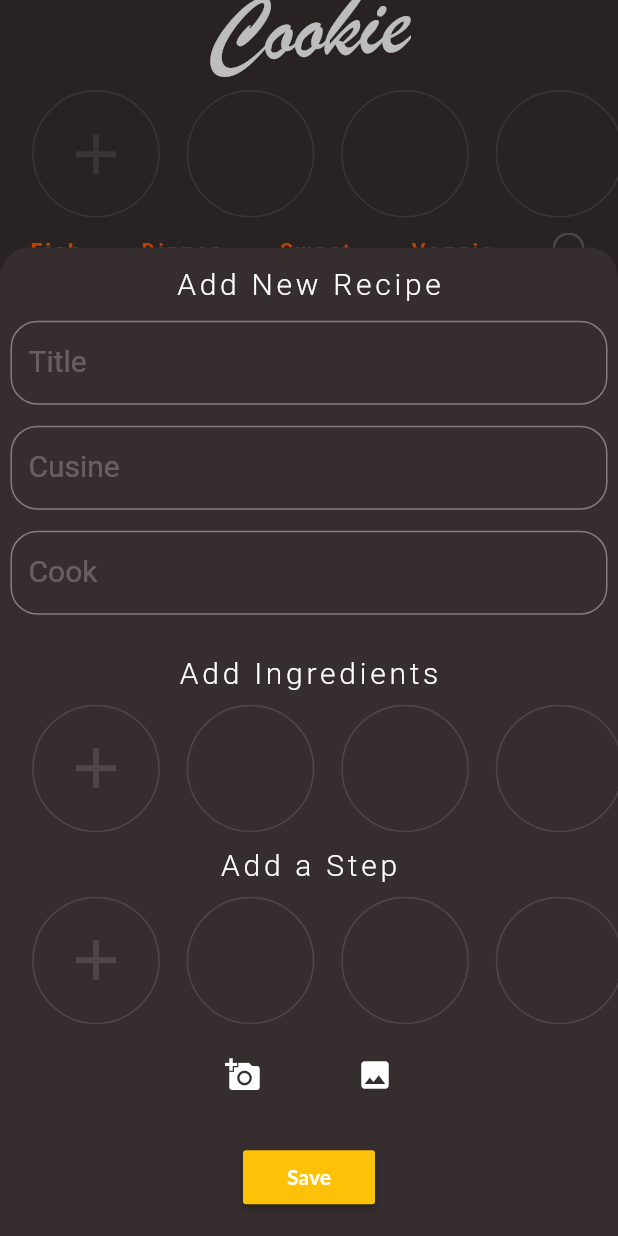
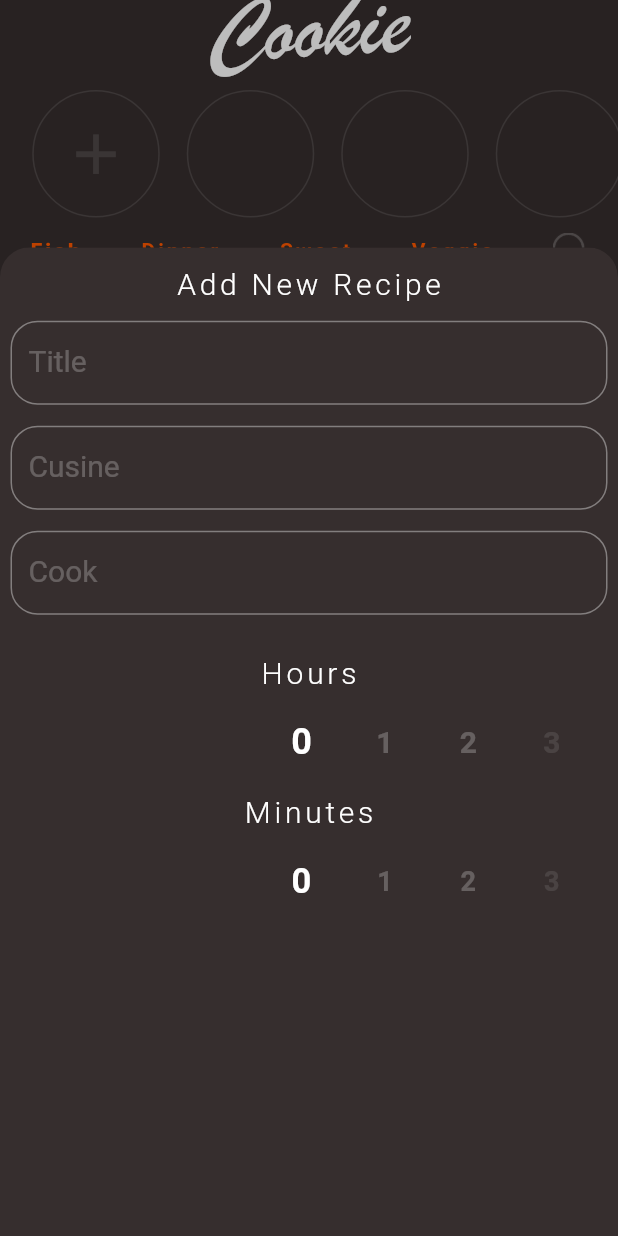
Before and after one commit to mindwall/cookie, a Flutter app: the MyHomePage screen opened by its route, item 3 of the bottom bar chosen, after a tap on the "add" icon, on a phone screen of 412 x 824 dp. Run offline on Flutter 3.47's test engine with Material 2 defaults, Android fonts, the phone set to English and light mode, and no system bars; our stand-ins replace cloud_firestore, firebase_analytics, firebase_auth, firebase_storage, google_fonts, google_sign_in and 2 more; accounts and stored records are empty; Roboto replaces fonts that are missing (Lato, Satisfy).

Commit message:
first draft addrecipe working

```diff
--- a/lib/localData/IngridientsData.dart
+++ b/lib/localData/IngridientsData.dart
@@ -399,9 +399,9 @@ const huelse = [
   'Straucherbse',
   'Urdbohne',
   'Borlottibohne',
-  'Kaiserschotten'
-      'Edamame'
-      'Arborio Reis',
+  'Kaiserschotten',
+  'Edamame',
+  'Arborio Reis',
   'Jasmine Reis',
   'Wild Reis',
   'Braun Reis',
@@ -510,8 +510,8 @@ const pilze = [
 const milchprodukte = [
   'Crème fraîche',
   'Butter',
-  'Milch'
-      'Buttermilch',
+  'Milch',
+  'Buttermilch',
   'Joghurt',
   'Kefir',
   'Saure Sahne',
@@ -588,3 +588,23 @@ const basics = [
   'Chips',
   'Shokolade',
 ];
+const pasta = [
+  'Spaghetti',
+  'Penne',
+  'Linguine',
+  'Lasagne',
+  'Fettucine',
+  'Tagliolini',
+  'Ravioli',
+  'Paccheri',
+  'Orzo',
+  'Fusilli',
+  'Farfalle',
+  'Gnocchi',
+  'Tagliatelle',
+  'Strozzapreti',
+  'Trodie',
+  'Spätzle',
+  'Makkaroni',
+  'Pappardelle',
+];
--- a/lib/screens/AddRecipe.dart
+++ b/lib/screens/AddRecipe.dart
@@ -12,8 +12,8 @@ final TextEditingController cusine = TextEditingController();
 final TextEditingController cook = TextEditingController();
 final FirebaseStorage storage =
     FirebaseStorage(storageBucket: 'gs://cook-ie.appspot.com');
-List<Ingredient> ingredients = testIng;
-List<Steps> steps = testSteps;
+List<Ingredient> ingredients;
+List<Steps> steps;
 String imageUrl;
 String uid;
 File image;
@@ -21,6 +21,7 @@ final picker = ImagePicker();
 String filePath = 'images/${title.text}$uid.png';
 bool ready = false;
 StorageUploadTask uploadTask;
+String times;
 
 class AddRecipe extends StatefulWidget {
   @override
@@ -39,7 +40,8 @@ class _AddRecipeState extends State<AddRecipe> {
     var taskCompleted =
         (uploadTask != null) ? await uploadTask.onComplete : null;
     imageUrl =
-        (taskCompleted != null) ? taskCompleted.ref.getDownloadURL() : '';
+        (taskCompleted != null) ? await taskCompleted.ref.getDownloadURL() : '';
+
     return Recipe(
       title: title.text,
       cusine: cusine.text,
@@ -50,7 +52,7 @@ class _AddRecipeState extends State<AddRecipe> {
       notes: '',
       ingredient: ingredients,
       steps: steps,
-      time: '',
+      time: times,
       imageDB: NetworkImage(imageUrl ?? ''),
     );
   }
@@ -58,6 +60,27 @@ class _AddRecipeState extends State<AddRecipe> {
   void initState() {
     super.initState();
     fetchUser();
+  }
+
+  // ignore: missing_return
+  void setTime() {
+    var hours = TimePicker.getSelectedHours() ?? 0;
+    var minutes = TimePicker.getSelectedMinutes() ?? 0;
+
+    if (hours == 0)
+      times = minutes.toString() + 'min';
+    else if (hours > 0 && minutes != 60)
+      times = hours.toString() + 'Stunde, ' + minutes.toString() + 'min';
+    else
+      times = (hours + 1).toString() + 'Stunden';
+  }
+
+  void setIngredients() {
+    ingredients = IngredientSelecter.getRecipeIngredient();
+  }
+
+  void setSteps() {
+    steps = StepsSelecter.getRecipeSteps();
   }
 
   void flip() => setState(() {
@@ -75,16 +98,68 @@ class _AddRecipeState extends State<AddRecipe> {
       ),
       child: Container(
         decoration: BoxDecoration(
+          color: Color(0xFF362E2E),
           boxShadow: [
             BoxShadow(
                 color: Colors.black45, blurRadius: 30, offset: Offset(30, 0))
           ],
         ),
-        child: Scaffold(
-          backgroundColor: Color(0xFF362E2E),
-          body: Center(
-            child: SingleChildScrollView(
-              scrollDirection: Axis.vertical,
+        child: Stack(
+          children: [
+            Positioned(
+              child: PageView(scrollDirection: Axis.horizontal, children: [
+                Info(),
+                /* MaterialButton(
+                  onPressed: () {
+                    print('added');
+                    DatabaseService().addIngredients(
+                      pasta,
+                      'Pasta',
+                      'g',
+                    );
+                  },
+                ), */
+                IngredientSelecter(),
+                StepsSelecter(),
+                Container(height: 300, width: 300, child: AddImage()),
+                Center(
+                  child: Container(
+                    height: 50,
+                    child: MaterialButton(
+                      onPressed: () async {
+                        setTime();
+                        setIngredients();
+                        setSteps();
+                        startUpload();
+                        flip();
+                        await createNewRecipe();
+                        DatabaseService().addRecipe(await createNewRecipe());
+                      },
+                      color: Colors.amber,
+                      child: Text('Add Recipe',
+                          style: TextStyle(
+                            fontWeight: FontWeight.w700,
+                          )),
+                    ),
+                  ),
+                ),
+              ]),
+            ),
+          ],
+        ),
+      ),
+    );
+  }
+}
+
+class Info extends StatelessWidget {
+  const Info({
+    Key key,
+  }) : super(key: key);
+
+  @override
+  Widget build(BuildContext context) {
+    return Center(
       child: Column(
         children: [
           SizedBox(height: 30),
@@ -101,68 +176,8 @@ class _AddRecipeState extends State<AddRecipe> {
           InputField(editingController: cusine, label: 'Cusine'),
           InputField(editingController: cook, label: 'Cook'),
           SizedBox(height: 20),
-                  Text('Add Ingredients',
-                      style: GoogleFonts.josefinSlab(
-                        fontSize: 20,
-                        fontWeight: FontWeight.w300,
-                        letterSpacing: 2.5,
-                      )),
-                  SizedBox(height: 10),
-                  //ToDo implement add step and modify ButtonsRow to accomodate
-                  ButtonsRow(),
-                  SizedBox(height: 10),
-                  Text('Add a Step',
-                      style: GoogleFonts.josefinSlab(
-                        fontSize: 20,
-                        fontWeight: FontWeight.w300,
-                        letterSpacing: 2.5,
-                      )),
-                  SizedBox(height: 10),
-                  //ToDo implement add step and modify ButtonsRow to accomodate
-                  ButtonsRow(),
-                  SizedBox(height: 10),
-                  AddImage(),
-                  MaterialButton(
-                    onPressed: () {
-                      Navigator.pop(context);
-                    },
-                    color: Colors.amber,
-                    child: Text('Save',
-                        style: TextStyle(
-                          fontWeight: FontWeight.w700,
-                        )),
-                  ),
-                  SizedBox(height: 20),
-                  MaterialButton(
-                    onPressed: () {
-                      print('added');
-                      DatabaseService().addIngredients(basics, 'Basics', '');
-                    },
-                    color: Colors.amber,
-                    child: Text('test',
-                        style: TextStyle(
-                          fontWeight: FontWeight.w700,
-                        )),
-                  ),
-                  MaterialButton(
-                    onPressed: () async {
-                      startUpload();
-                      flip();
-                      await createNewRecipe();
-                      DatabaseService().addRecipe(await createNewRecipe());
-                    },
-                    color: Colors.amber,
-                    child: Text('Add Recipe',
-                        style: TextStyle(
-                          fontWeight: FontWeight.w700,
-                        )),
-                  ),
-                  SizedBox(height: 20),
+          TimePicker(),
         ],
-              ),
-            ),
-          ),
-        ),
       ),
     );
   }
--- a/lib/services/Models.dart
+++ b/lib/services/Models.dart
@@ -52,6 +52,7 @@ class Recipe {
         'favorite': favorite,
         'cook': cook,
         'cooked': cooked,
+        'steps': steps.map((e) => e.action).toList(),
         'ingredients': ingredient
             .map((e) =>
                 Firestore.instance.collection('Ingredients').document(e.name))
@@ -83,13 +84,15 @@ class Ingredient {
   bool isEmpty = false;
   String measurement;
   String quantity;
+  bool isSelected = false;
 
   Ingredient(
       {this.category,
       this.isEmpty = false,
       this.name,
       this.measurement,
-      this.quantity});
+      this.quantity,
+      this.isSelected});
 
   factory Ingredient.fromMap(Map data) {
     return Ingredient(
@@ -97,6 +100,7 @@ class Ingredient {
       quantity: data['quantity'] ?? '',
       category: data['category'] ?? '',
       isEmpty: data['isEmpty'] ?? false,
+      isSelected: data['isSelected'] ?? false,
       measurement: data['measurement'] ?? '',
     );
   }
@@ -104,7 +108,8 @@ class Ingredient {
         'name': name,
         'category': category,
         'isEmpty': isEmpty,
-        'measurement': measurement
+        'measurement': measurement,
+        'isSelected': isSelected
       };
 }
 
--- a/lib/services/db.dart
+++ b/lib/services/db.dart
@@ -42,6 +42,7 @@ class DatabaseService {
         'isEmpty': true,
         'measurement': mes,
         'quantity': '',
+        'isSelected': false,
       }, merge: true);
     });
   }
--- /dev/null
+++ b/lib/shared/TimePicker.dart
@@ -0,0 +1,206 @@
+import 'package:cookie/screens/AddRecipe.dart';
+import 'package:flutter/cupertino.dart';
+import 'package:flutter/gestures.dart';
+import 'package:flutter/material.dart';
+import 'package:google_fonts/google_fonts.dart';
+
+final minutes = Iterable<int>.generate(61).toList();
+final hours = Iterable<int>.generate(13).toList();
+int selectedMinutes;
+int selectedHours;
+
+class TimePicker extends StatefulWidget {
+  static int getSelectedMinutes() => selectedMinutes;
+  static int getSelectedHours() => selectedHours;
+  @override
+  _TimePickerState createState() => _TimePickerState();
+}
+
+class _TimePickerState extends State<TimePicker> {
+  final PageController ctrl = PageController(
+    viewportFraction: 0.15,
+    initialPage: 0,
+  );
+  final PageController ctrl2 = PageController(
+    viewportFraction: 0.15,
+    initialPage: 0,
+  );
+
+  int currentPage = 0;
+  int currentPageH = 0;
+  int t; //Tid
+  double p; //Position
+
+  @override
+  // ignore: must_call_super
+  void initState() {
+    ctrl.addListener(() {
+      int next = ctrl.page.round();
+      if (currentPage != next) {
+        setState(() {
+          currentPage = next;
+          selectedMinutes = currentPage;
+        });
+      }
+    });
+    ctrl2.addListener(() {
+      int nextH = ctrl2.page.round();
+      if (currentPageH != nextH) {
+        setState(() {
+          currentPageH = nextH;
+          selectedHours = currentPageH;
+        });
+      }
+    });
+  }
+
+  @override
+  void dispose() {
+    ctrl.dispose();
+    ctrl2.dispose();
+    super.dispose();
+  }
+
+  @override
+  Widget build(BuildContext context) {
+    final width = MediaQuery.of(context).size.width;
+    return Column(
+      children: [
+        Text('Hours',
+            style: GoogleFonts.josefinSlab(
+              fontSize: 20,
+              fontWeight: FontWeight.w300,
+              letterSpacing: 2.5,
+            )),
+        Container(
+          height: 70,
+          width: width * 0.9,
+          child: PageView(
+            controller: ctrl2,
+            /* padding: EdgeInsets.only(left: (MediaQuery.of(context).size.width / 2)), */
+            scrollDirection: Axis.horizontal,
+            physics: CustomScrollPhysics(),
+            children: hours
+                .map((e) => Picker(
+                    time: e,
+                    color: hours.indexOf(e) == currentPageH
+                        ? Colors.white
+                        : (hours.indexOf(e) < currentPageH - 2)
+                            ? Colors.white10
+                            : (hours.indexOf(e) > currentPageH + 2)
+                                ? Colors.white10
+                                : Colors.white24,
+                    hero: hours.indexOf(e) == currentPageH ? 24 : 20))
+                .toList(),
+          ),
+        ),
+        Text('Minutes',
+            style: GoogleFonts.josefinSlab(
+              fontSize: 20,
+              fontWeight: FontWeight.w300,
+              letterSpacing: 2.5,
+            )),
+        Listener(
+          onPointerMove: (pos) {
+            //Get pointer position when pointer moves
+            //If time since last scroll is undefined or over 100 milliseconds
+            if (t == null || DateTime.now().millisecondsSinceEpoch - t > 100) {
+              t = DateTime.now().millisecondsSinceEpoch;
+              p = pos.position.dx; //x position
+            } else {
+              //Calculate velocity
+              double v = (p - pos.position.dx) /
+                  (DateTime.now().millisecondsSinceEpoch - t);
+              if (v < -2 || v > 2) {
+                //Don't run if velocity is to low
+                //Move to page based on velocity (increase velocity multiplier to scroll further)
+                ctrl.animateToPage(currentPage + (v * 2.8).round(),
+                    duration: Duration(milliseconds: 600),
+                    curve: Curves.easeOutCubic);
+              }
+            }
+          },
+          child: Container(
+            height: 70,
+            width: width * 0.9,
+            child: PageView(
+              controller: ctrl,
+
+              /* padding: EdgeInsets.only(left: (MediaQuery.of(context).size.width / 2)), */
+              scrollDirection: Axis.horizontal,
+              physics: CustomScrollPhysics(),
+              children: minutes
+                  .map((e) => Picker(
+                      time: e,
+                      color: minutes.indexOf(e) == currentPage
+                          ? Colors.white
+                          : (minutes.indexOf(e) < currentPage - 2)
+                              ? Colors.white10
+                              : (minutes.indexOf(e) > currentPage + 2)
+                                  ? Colors.white10
+                                  : Colors.white24,
+                      hero: minutes.indexOf(e) == currentPage ? 23 : 18))
+                  .toList(),
+            ),
+          ),
+        ),
+      ],
+    );
+  }
+}
+
+class CustomScrollPhysics extends ClampingScrollPhysics {
+  const CustomScrollPhysics({ScrollPhysics parent}) : super(parent: parent);
+
+  @override
+  double get minFlingVelocity => double.infinity;
+
+  @override
+  double get maxFlingVelocity => double.infinity;
+
+  @override
+  double get minFlingDistance => double.infinity;
+
+  double carriedMomentum(double existingVelocity) {
+    if (parent == null) return 0.0;
+    return parent.carriedMomentum(existingVelocity);
+  }
+
+  @override
+  CustomScrollPhysics applyTo(ScrollPhysics ancestor) {
+    return CustomScrollPhysics(parent: buildParent(ancestor));
+  }
+}
+
+class Picker extends StatelessWidget {
+  final int time;
+  final double hero;
+  final Color color;
+
+  const Picker({
+    this.color,
+    this.hero,
+    this.time,
+    Key key,
+  }) : super(key: key);
+
+  @override
+  Widget build(BuildContext context) {
+    return Container(
+      child: Padding(
+        padding: const EdgeInsets.only(right: 10, top: 10, bottom: 10),
+        child: Center(
+          child: Text(
+            time.toString(),
+            style: GoogleFonts.josefinSlab(
+              fontSize: hero,
+              fontWeight: FontWeight.w700,
+              letterSpacing: 2,
+              color: color,
+            ),
+          ),
+        ),
+      ),
+    );
+  }
+}
--- a/lib/shared/shared.dart
+++ b/lib/shared/shared.dart
@@ -6,3 +6,6 @@ export 'AddImages.dart';
 export 'FilterSearch.dart';
 export 'CoolMenu.dart';
 export 'ImageUploader.dart';
+export 'TimePicker.dart';
+export 'IngredientSelecter.dart';
+export 'StepsSelecter.dart';
--- a/pubspec.yaml
+++ b/pubspec.yaml
@@ -36,6 +36,7 @@ dependencies:
   firebase_storage: ^3.1.6
   google_sign_in: ^4.5.1
   apple_sign_in: ^0.1.0
+  shimmer: ^1.1.1
 
   provider: ^4.1.3
 
```
Also changed, not shown: lib/shared/AddImages.dart (+23 -4 lines), lib/shared/IngredientSelecter.dart (added, +152 -0 lines), lib/shared/StepsSelecter.dart (added, +103 -0 lines), pubspec.lock. Lines whose indentation alone changed are shown as unchanged.
